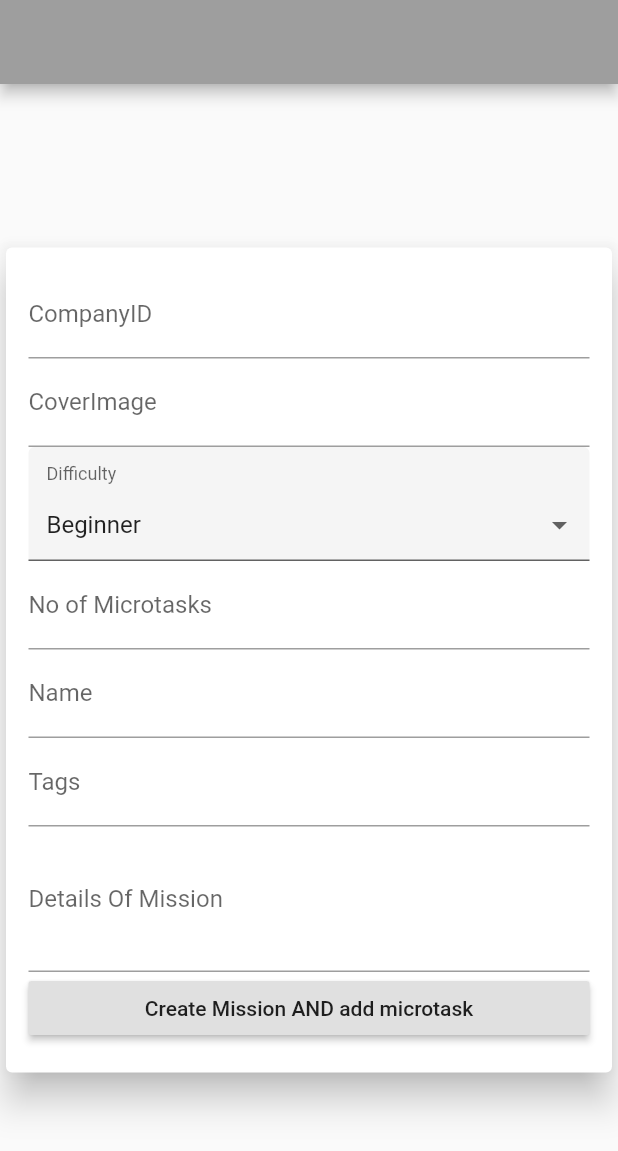
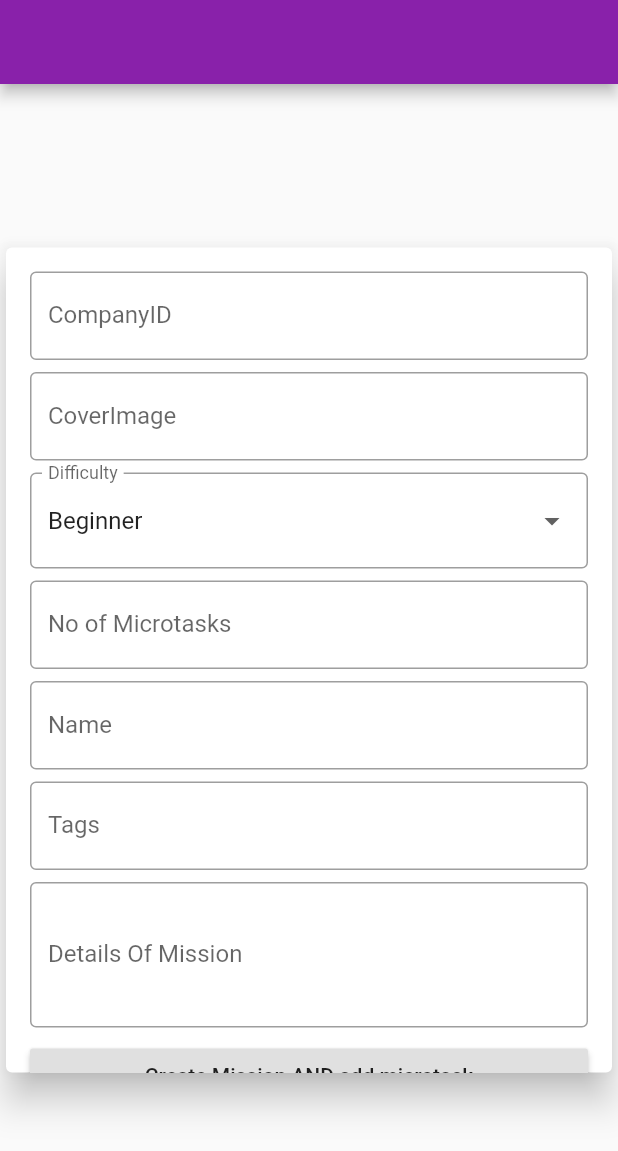
Before and after one commit to stunner-07/Mission_admin_form, a Flutter app: the screen it shows after launch, on a phone screen of 412 x 824 dp. Shown: the top 1151 px of the screen. Run offline on Flutter 3.47's test engine with Material 2 defaults, Android fonts, the phone set to English and light mode, and no system bars; drawn by our look-alikes of dropdown_formfield; our stand-ins replace cloud_firestore; accounts and stored records are empty.

Commit message:
Minor UI updates
* Added widhya color theme

* Implement vertical spacers between form elements

* OutlineInputBorder decoration for form fields

```diff
--- a/lib/main.dart
+++ b/lib/main.dart
@@ -23,12 +23,12 @@ class MyApp extends StatelessWidget {
         debugShowCheckedModeBanner: false,
         title: 'Widhya',
         theme: ThemeData(
-          primarySwatch: Colors.grey,
-          accentColor: Colors.blueAccent,
+          primaryColor: Color(0xff8921aa),
+          accentColor: Color(0xff8921aa),
         ),
         home: FormScreen(),
         routes: {
-          MicrotaskScreen.routeName:(ctx)=>MicrotaskScreen(),
+          MicrotaskScreen.routeName: (ctx) => MicrotaskScreen(),
         },
       ),
     );
--- a/lib/screens/form.dart
+++ b/lib/screens/form.dart
@@ -34,7 +34,9 @@ class _FormScreenState extends State<FormScreen> {
     // });
     Navigator.of(context).pushNamed(MicrotaskScreen.routeName);
   }
-  var _level=Difficulty.Beginner;
+
+  var _level = Difficulty.Beginner;
+
   // String get levelDiff{
   // if(_level==Difficulty.Beginner){
   //   return 'l1';
@@ -48,6 +50,11 @@ class _FormScreenState extends State<FormScreen> {
   // else
   // return '';
   // }
+
+  final Widget _verticalSpacer = SizedBox(
+    height: 8.0,
+  );
+
   @override
   Widget build(BuildContext context) {
     return Scaffold(
@@ -65,13 +72,15 @@ class _FormScreenState extends State<FormScreen> {
                   alignment: Alignment.center,
                   width: 500,
                   height: 550,
-                  padding: const EdgeInsets.all(15),
                   child: Form(
                     key: _formKey,
                     child: ListView(
+                      padding: const EdgeInsets.all(16),
                       children: <Widget>[
                         TextFormField(
-                          decoration: InputDecoration(labelText: "CompanyID"),
+                          decoration: InputDecoration(
+                              border: OutlineInputBorder(),
+                              labelText: "CompanyID"),
                           textInputAction: TextInputAction.next,
                           onSaved: (value) {
                             mission = Missions(
@@ -85,8 +94,11 @@ class _FormScreenState extends State<FormScreen> {
                             );
                           },
                         ),
+                        _verticalSpacer,
                         TextFormField(
-                          decoration: InputDecoration(labelText: "CoverImage"),
+                          decoration: InputDecoration(
+                              border: OutlineInputBorder(),
+                              labelText: "CoverImage"),
                           textInputAction: TextInputAction.next,
                           onSaved: (value) {
                             mission = Missions(
@@ -100,10 +112,13 @@ class _FormScreenState extends State<FormScreen> {
                             );
                           },
                         ),
-                        DropDownFormField(
-                          titleText: 'Difficulty',
-                          hintText: 'Please choose one',
-                          value:_level,
+                        _verticalSpacer,
+                        DropdownButtonFormField<Difficulty>(
+                          decoration: InputDecoration(
+                              border: OutlineInputBorder(),
+                              labelText: 'Difficulty',
+                              hintText: 'Please choose one'),
+                          value: _level,
                           onSaved: (value) {
                             mission = Missions(
                               companyId: mission.companyId,
@@ -115,34 +130,32 @@ class _FormScreenState extends State<FormScreen> {
                               details: mission.details,
                             );
                             setState(() {
-                              _level=value;
+                              _level = value;
                             });
                           },
-                          onChanged: (value){
+                          onChanged: (value) {
                             setState(() {
-                              _level=value;
+                              _level = value;
                             });
                           },
-                          dataSource: [
-                            {
-                              "display": "Beginner",
-                              "value": Difficulty.Beginner,
-                            },
-                            {
-                              "display": "Intermediate",
-                              "value": Difficulty.Intermediate,
-                            },
-                            {
-                              "display": "Advanced",
-                              "value": Difficulty.Advanced,
-                            },
-                          ],
-                          textField: 'display',
-                          valueField: 'value',
+                          items: <String>[
+                            "Beginner",
+                            "Intermediate",
+                            "Advanced"
+                          ].map<DropdownMenuItem<Difficulty>>((String value) {
+                            return DropdownMenuItem<Difficulty>(
+                              value: value == "Beginner"
+                                  ? Difficulty.Beginner
+                                  : value == "Intermediate"
+                                      ? Difficulty.Intermediate
+                                      : Difficulty.Advanced,
+                              child: Text(value),
+                            );
+                          }).toList(),
                         ),
-
+                        _verticalSpacer,
                         // TextFormField(
-                        //   decoration: InputDecoration(labelText: "Difficulty"),
+                        //   decoration: InputDecoration(border: OutlineInputBorder(),labelText: "Difficulty"),
                         //   textInputAction: TextInputAction.next,
                         //   onSaved: (value) {
                         //     mission = Missions(
@@ -157,8 +170,9 @@ class _FormScreenState extends State<FormScreen> {
                         //   },
                         // ),
                         TextFormField(
-                          decoration:
-                              InputDecoration(labelText: "No of Microtasks"),
+                          decoration: InputDecoration(
+                              border: OutlineInputBorder(),
+                              labelText: "No of Microtasks"),
                           textInputAction: TextInputAction.next,
                           onSaved: (value) {
                             mission = Missions(
@@ -172,8 +186,10 @@ class _FormScreenState extends State<FormScreen> {
                             );
                           },
                         ),
+                        _verticalSpacer,
                         TextFormField(
-                          decoration: InputDecoration(labelText: "Name"),
+                          decoration: InputDecoration(
+                              border: OutlineInputBorder(), labelText: "Name"),
                           textInputAction: TextInputAction.next,
                           onSaved: (value) {
                             mission = Missions(
@@ -187,8 +203,10 @@ class _FormScreenState extends State<FormScreen> {
                             );
                           },
                         ),
+                        _verticalSpacer,
                         TextFormField(
-                          decoration: InputDecoration(labelText: "Tags"),
+                          decoration: InputDecoration(
+                              border: OutlineInputBorder(), labelText: "Tags"),
                           textInputAction: TextInputAction.next,
                           onSaved: (value) {
                             var lt = new List<String>();
@@ -209,9 +227,11 @@ class _FormScreenState extends State<FormScreen> {
                             );
                           },
                         ),
+                        _verticalSpacer,
                         TextFormField(
-                          decoration:
-                              InputDecoration(labelText: "Details Of Mission"),
+                          decoration: InputDecoration(
+                              border: OutlineInputBorder(),
+                              labelText: "Details Of Mission"),
                           textInputAction: TextInputAction.next,
                           keyboardType: TextInputType.multiline,
                           maxLines: 3,
@@ -227,6 +247,7 @@ class _FormScreenState extends State<FormScreen> {
                             );
                           },
                         ),
+                        _verticalSpacer,
                         // RaisedButton(
                         //   onPressed: () => _save(),
                         // ),
```
Also changed, not shown: lib/screens/microtasks.dart (+29 -11 lines).
